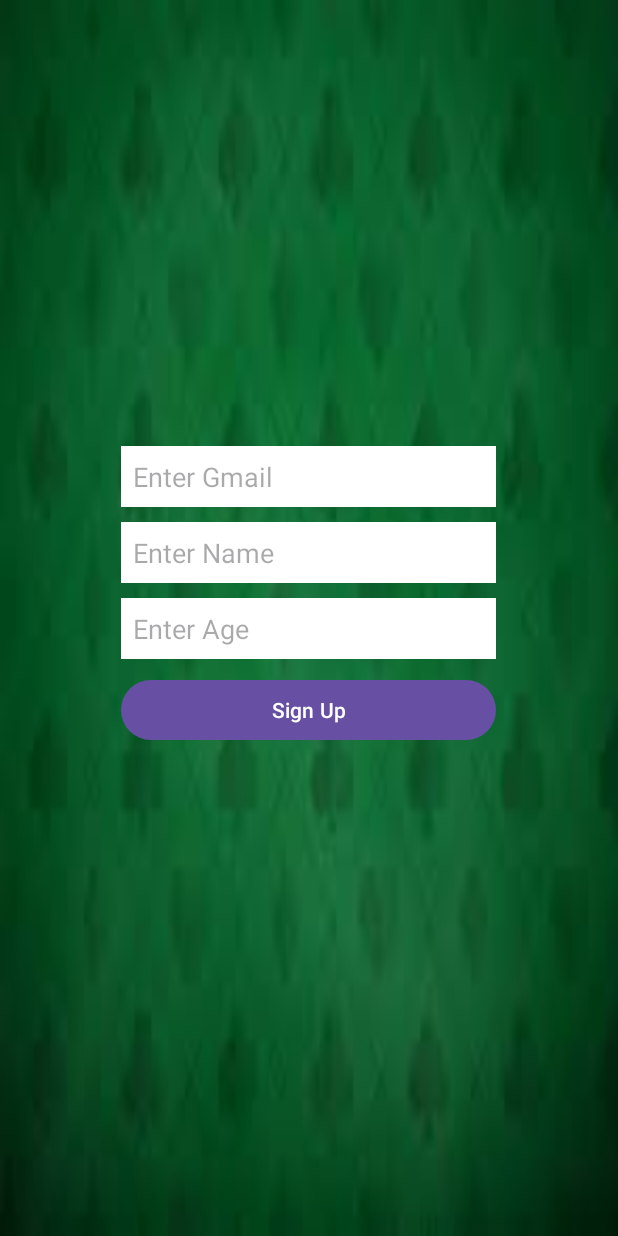
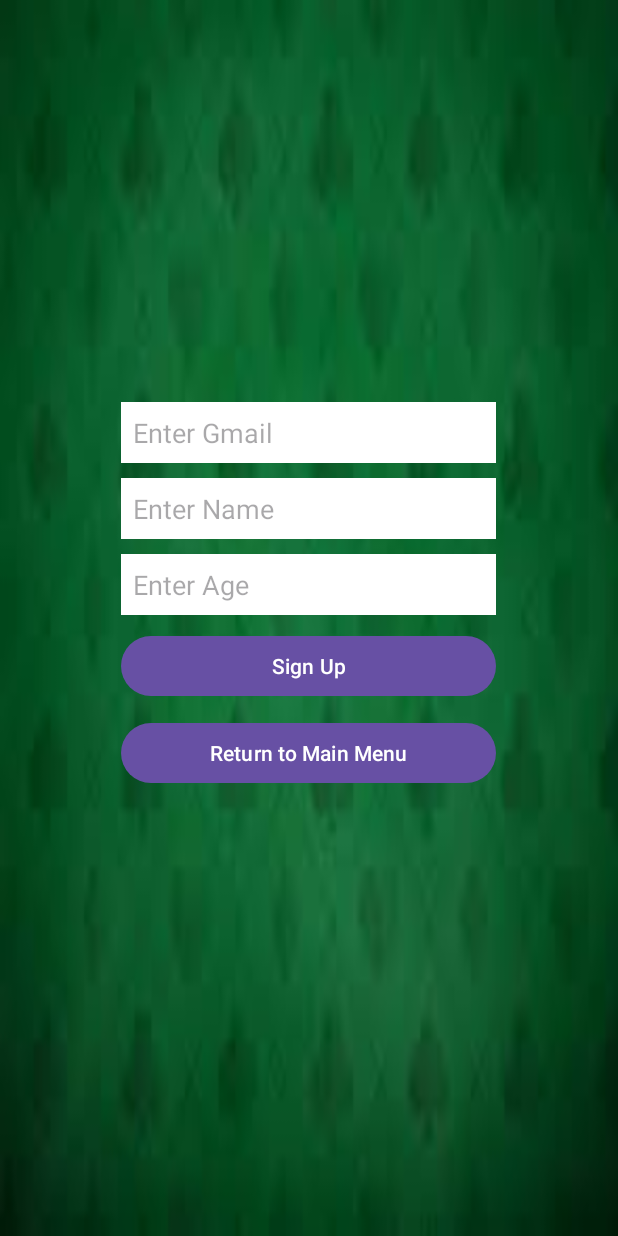
Before and after one commit to yonatan1567/maybeFinalp, an Android app: the screen it shows after launch (sign_up), after a tap on "SIGN UP", on a phone screen of 412 x 824 dp. Run offline under Robolectric (Android 15) with nearby library versions, the phone set to English and light mode, and no system bars.

Commit message:
שיניתי הרבה

```diff
--- a/app/src/main/java/com/example/maybefinalp/BlackjackActivity.java
+++ b/app/src/main/java/com/example/maybefinalp/BlackjackActivity.java
@@ -620,7 +620,7 @@ public class BlackjackActivity extends AppCompatActivity {
             drawable = R.drawable.gold;
         else if (coins > 10000)
             drawable = R.drawable.silver;
-        else if (coins > 5000)
+        else if (coins > 1050)
             drawable = R.drawable.bronze2;
         else
             drawable = R.drawable.lobby; // Fallback background
--- a/app/src/main/java/com/example/maybefinalp/MainActivity.java
+++ b/app/src/main/java/com/example/maybefinalp/MainActivity.java
@@ -69,9 +69,10 @@ public class MainActivity extends AppCompatActivity {
     }
 
     private void checkIfSignedUp() {
-        String registeredEmail = sharedPreferences.getString("email", null);
-        if (registeredEmail != null) {
+        boolean isSignedUp = sharedPreferences.getBoolean("isSignedUp", false);
+        if (isSignedUp) {
             Toast.makeText(this, "You are already signed up!", Toast.LENGTH_LONG).show();
         }
     }
+
 }
--- a/app/src/main/java/com/example/maybefinalp/sign_up.java
+++ b/app/src/main/java/com/example/maybefinalp/sign_up.java
@@ -11,10 +11,13 @@ import android.widget.Toast;
 
 import androidx.appcompat.app.AppCompatActivity;
 
+import java.util.HashSet;
+import java.util.Set;
+
 public class sign_up extends AppCompatActivity {
 
     private EditText etEmail, etPlayerName, etAge;
-    private Button btnSignUp;
+    private Button btnSignUp, returnButton;
     private TextView tvMessage;
     private SharedPreferences sharedPreferences;
 
@@ -27,20 +30,21 @@ public class sign_up extends AppCompatActivity {
         etPlayerName = findViewById(R.id.etPlayerName);
         etAge = findViewById(R.id.etAge);
         btnSignUp = findViewById(R.id.btnSignUp);
+        returnButton = findViewById(R.id.returnButton);  // כפתור חזרה
         tvMessage = findViewById(R.id.tvMessage);
 
         sharedPreferences = getSharedPreferences("PlayerData", MODE_PRIVATE);
 
-        // Check if the user is already signed up
-        String registeredEmail = sharedPreferences.getString("email", null);
+        // בדיקה אם השחקן כבר נרשם
+        String savedEmail = sharedPreferences.getString("email", null);
+        String savedName = sharedPreferences.getString("name", null);
 
-        // אם המייל כבר קיים, זה אומר שהמשתמש כבר נרשם
-        if (registeredEmail != null) {
-            // אם המייל כבר רשום, תציג הודעה שהמשתמש כבר רשום
-            Toast.makeText(sign_up.this, "You are already signed up!", Toast.LENGTH_LONG).show();
-            finish(); // Close sign-up screen if already signed up
-            return;
+        if (savedEmail != null && savedName != null) {
+            tvMessage.setText("You are already signed up!");
         }
+
+        // קבלת רשימת המיילים שנרשמו בעבר
+        Set<String> registeredEmails = sharedPreferences.getStringSet("emails", new HashSet<String>());
 
         // כפתור להרשמה
         btnSignUp.setOnClickListener(new View.OnClickListener() {
@@ -56,6 +60,12 @@ public class sign_up extends AppCompatActivity {
                     return;
                 }
 
+                // בדיקה אם המייל כבר קיים
+                if (registeredEmails.contains(email)) {
+                    Toast.makeText(sign_up.this, "This email is already registered!", Toast.LENGTH_SHORT).show();
+                    return;
+                }
+
                 // בדיקה אם הגיל תקין
                 int age = Integer.parseInt(ageStr);
                 if (age < 18) {
@@ -66,12 +76,16 @@ public class sign_up extends AppCompatActivity {
                     return;
                 }
 
-                // Save user data to SharedPreferences
+                // הוספת המייל לרשימת המיילים הנרשמים
+                registeredEmails.add(email);
+
+                // שמירה מחדש של רשימת המיילים ב-SharedPreferences
                 SharedPreferences.Editor editor = sharedPreferences.edit();
-                editor.putString("email", email);  // Save the email so we know it's a registered user
-                editor.putString("name", name);  // Save the player name
-                editor.putInt("age", age);  // Save the age
-                editor.putInt("coins", 0);  // Initialize the coins count (or any other data)
+                editor.putStringSet("emails", registeredEmails);  // עדכון הרשימה
+                editor.putString("name", name);  // שמירה של שם השחקן
+                editor.putString("email", email);  // שמירה של מייל
+                editor.putInt("age", age);  // שמירה של גיל
+                editor.putInt("coins", 0);  // אתחול מספר המטבעות (או כל מידע אחר)
                 editor.apply();
 
                 tvMessage.setText("Player " + name + " signed up successfully!");
@@ -82,5 +96,16 @@ public class sign_up extends AppCompatActivity {
                 finish();
             }
         });
+
+        // כפתור חזרה למסך הראשי
+        returnButton.setOnClickListener(new View.OnClickListener() {
+            @Override
+            public void onClick(View v) {
+                // מעבר ל- MainActivity
+                Intent intent = new Intent(sign_up.this, MainActivity.class);
+                startActivity(intent);
+                finish(); // לסיים את הפעילות הנוכחית כדי לא להותיר אותה בהיסטוריית הפעילויות
+            }
+        });
     }
 }
--- a/app/src/main/res/layout/activity_sign_up.xml
+++ b/app/src/main/res/layout/activity_sign_up.xml
@@ -54,6 +54,13 @@
             android:text="Sign Up"
             android:layout_gravity="center"
             android:layout_marginTop="10dp"/>
+        <Button
+            android:id="@+id/returnButton"
+            android:layout_width="250dp"
+            android:layout_height="wrap_content"
+            android:text="Return to Main Menu"
+            android:layout_gravity="center"
+            android:layout_marginTop="10dp" />
 
         <TextView
             android:id="@+id/tvMessage"
```
Also changed, not shown: app/src/main/java/com/example/maybefinalp/Leaderboard.java (+10 -1 lines), app/src/main/java/com/example/maybefinalp/log_in.java (+14 -2 lines), app/src/main/res/layout/activity_leaderboard.xml (+7 -1 lines), app/src/main/res/layout/activity_log_in.xml (+8 -3 lines).
